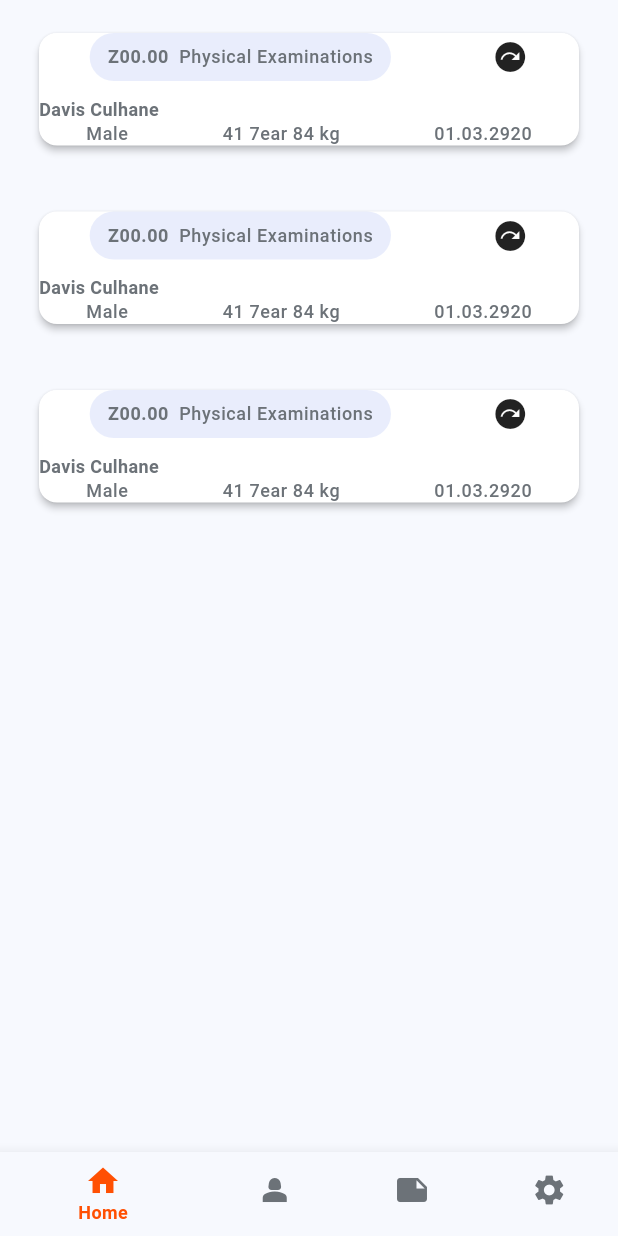
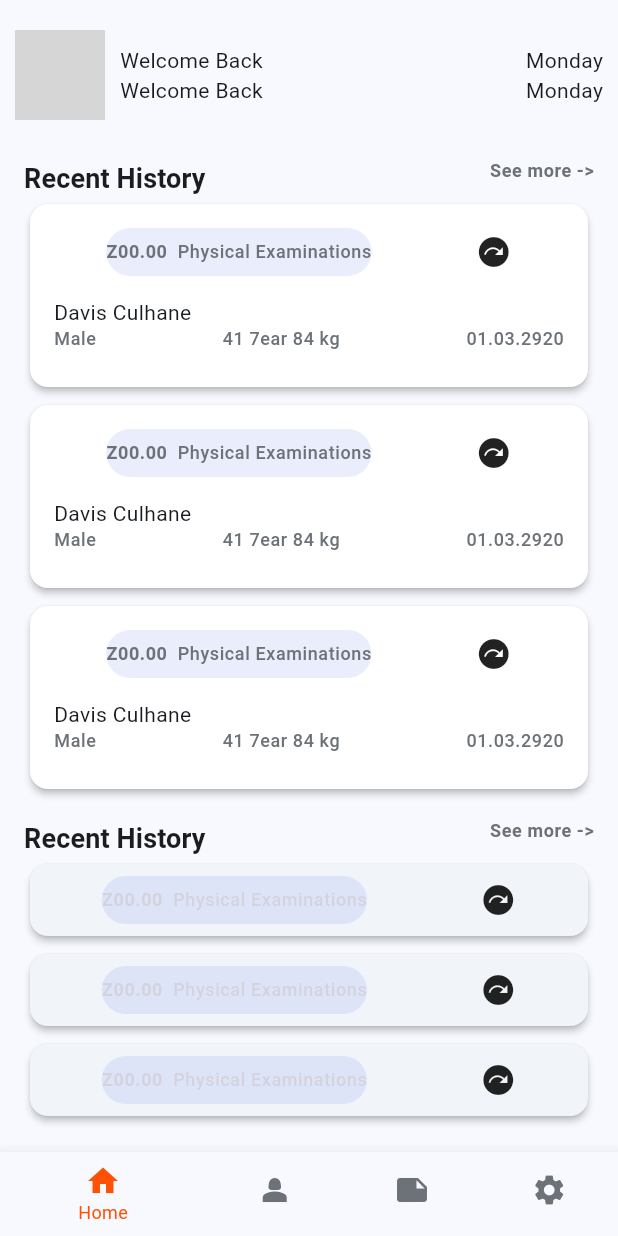
Before and after one commit to LamaCoded/cognitiveDiagnose, a Flutter app: the screen it shows after launch, on a phone screen of 412 x 824 dp. Run offline on Flutter 3.47's test engine with Material 3 defaults, Android fonts, the phone set to English and light mode, and no system bars; network calls fail; Roboto replaces fonts that are missing (Manrope); grey boxes are pictures that could not be loaded.

Commit message:
fixing homepage

```diff
--- a/lib/main.dart
+++ b/lib/main.dart
@@ -19,22 +19,14 @@ class MyApp extends StatelessWidget {
             labelLarge: TextStyle(
               fontFamily: 'Manrope',
               fontSize: 18,
-              height: 27,
               fontWeight: FontWeight.w700,
               color: Color(0x1A1C1E).withOpacity(1),
             ),
             labelMedium: TextStyle(
               fontFamily: 'Manrope',
               fontSize: 16,
-              height: 20.8,
               fontWeight: FontWeight.w700,
               color: Color(0x1A1C1E).withOpacity(1),
-            ),
-            bodyMedium: TextStyle(
-              fontFamily: 'Manrope',
-              fontSize: 12,
-              fontWeight: FontWeight.w700,
-              color: Color(0x6C7278).withOpacity(1),
             ),
             bodySmall: TextStyle(
               fontFamily: 'Manrope',
--- a/lib/presentation/HomePage/home_page_screen.dart
+++ b/lib/presentation/HomePage/home_page_screen.dart
@@ -1,4 +1,5 @@
 import 'package:flutter/material.dart';
+import 'package:measureap/presentation/HomePage/widgets/recent_assessment_card.dart';
 import 'package:measureap/presentation/HomePage/widgets/recent_history_card.dart';
 
 class HomePageScreen extends StatelessWidget {
@@ -7,16 +8,139 @@ class HomePageScreen extends StatelessWidget {
   @override
   Widget build(BuildContext context) {
     return SafeArea(
-        child: Container(
-            child: SingleChildScrollView(
+      child: Container(
+        height: MediaQuery.of(context).size.height,
+        child: SingleChildScrollView(
+          scrollDirection: Axis.vertical,
+          child: Column(
+            mainAxisAlignment: MainAxisAlignment.start,
+            mainAxisSize: MainAxisSize.min,
+            children: [
+              buildProfileBar(context),
+              buildRecentHistory(context),
+              buildRecentAssessment(context),
+            ],
+          ),
+        ),
+      ),
+    );
+  }
+
+  Widget buildRecentHistory(BuildContext context) {
+    return Container(
+      height: 440,
+      width: MediaQuery.of(context).size.width,
+
+      padding: EdgeInsets.symmetric(
+          horizontal: 16.0, vertical: 6.0), // Optional: Add padding
       child: Column(
-        crossAxisAlignment: CrossAxisAlignment.start,
         children: [
-          RecentHistoryCard(context),
-          RecentHistoryCard(context),
-          RecentHistoryCard(context),
+          Row(
+            mainAxisAlignment: MainAxisAlignment.spaceBetween,
+            crossAxisAlignment: CrossAxisAlignment.start,
+            children: [
+              Text(
+                'Recent History',
+                style: Theme.of(context).textTheme.labelLarge,
+              ),
+              Text(
+                'See more ->',
+                style: Theme.of(context)
+                    .textTheme
+                    .bodySmall!
+                    .copyWith(fontWeight: FontWeight.w700),
+              ),
+            ],
+          ),
+          ListView.separated(
+              shrinkWrap: true,
+              itemBuilder: (context, index) {
+                return RecentHistoryCard(context);
+              },
+              separatorBuilder: (context, index) => SizedBox(
+                    height: 4.0,
+                  ),
+              itemCount: 3)
         ],
       ),
-    )));
+    );
+  }
+
+  Widget buildProfileBar(BuildContext context) {
+    return Container(
+      height: 100,
+      padding: EdgeInsets.symmetric(horizontal: 10),
+      width: MediaQuery.of(context).size.width,
+      child: Row(
+        children: [
+          CircleAvatar(
+            radius: 30,
+            backgroundImage:
+                NetworkImage('https://prajwollama.com.np/prajwollama.jpg'),
+          ),
+          SizedBox(width: 10), // Add spacing between avatar and text
+          Expanded(
+            child: Column(
+              mainAxisAlignment: MainAxisAlignment.center,
+              crossAxisAlignment:
+                  CrossAxisAlignment.start, // Align text to the start
+              children: [
+                Row(
+                  mainAxisAlignment: MainAxisAlignment.spaceBetween,
+                  children: [
+                    Text('Welcome Back'),
+                    Text('Monday'),
+                  ],
+                ),
+                Row(
+                  mainAxisAlignment: MainAxisAlignment.spaceBetween,
+                  children: [Text('Welcome Back'), Text('Monday')],
+                ),
+              ],
+            ),
+          ),
+        ],
+      ),
+    );
+  }
+
+  Widget buildRecentAssessment(BuildContext context) {
+    return Container(
+      height: 218,
+      width: MediaQuery.of(context).size.width,
+
+      padding: EdgeInsets.symmetric(
+          horizontal: 16.0, vertical: 6.0), // Optional: Add padding
+      child: Column(
+        children: [
+          Row(
+            mainAxisAlignment: MainAxisAlignment.spaceBetween,
+            crossAxisAlignment: CrossAxisAlignment.start,
+            children: [
+              Text(
+                'Recent History',
+                style: Theme.of(context).textTheme.labelLarge,
+              ),
+              Text(
+                'See more ->',
+                style: Theme.of(context)
+                    .textTheme
+                    .bodySmall!
+                    .copyWith(fontWeight: FontWeight.w700),
+              ),
+            ],
+          ),
+          ListView.separated(
+              shrinkWrap: true,
+              itemBuilder: (context, index) {
+                return RecentAssessmentCard(context);
+              },
+              separatorBuilder: (context, index) => SizedBox(
+                    height: 4.0,
+                  ),
+              itemCount: 3)
+        ],
+      ),
+    );
   }
 }
--- /dev/null
+++ b/lib/presentation/HomePage/widgets/recent_assessment_card.dart
@@ -0,0 +1,45 @@
+import 'package:flutter/material.dart';
+
+Widget RecentAssessmentCard(BuildContext context) {
+  return SizedBox(
+    width: MediaQuery.of(context).size.width,
+    height: 56,
+    child: Card(
+      elevation: 2,
+      child: Padding(
+        padding: EdgeInsets.symmetric(horizontal: 10),
+        child: Row(
+          mainAxisAlignment: MainAxisAlignment.spaceAround,
+          children: [
+            Container(
+              decoration: BoxDecoration(
+                color: Color(0x4D6FE7).withOpacity(0.12),
+                borderRadius: BorderRadius.circular(30),
+              ),
+              padding: EdgeInsets.symmetric(horizontal: 0, vertical: 8),
+              child: RichText(
+                text: TextSpan(
+                  children: [
+                    TextSpan(
+                        text: 'Z00.00  ',
+                        style: Theme.of(context).textTheme.bodySmall!.copyWith(
+                            fontWeight: FontWeight.bold,
+                            color: Color(0xE7974D1F).withOpacity(0.12))),
+                    TextSpan(
+                      text: 'Physical Examinations',
+                      style: Theme.of(context)
+                          .textTheme
+                          .bodySmall!
+                          .copyWith(color: Color(0xE7974D1F).withOpacity(0.12)),
+                    ),
+                  ],
+                ),
+              ),
+            ),
+            Icon(Icons.next_plan_rounded),
+          ],
+        ),
+      ),
+    ),
+  );
+}
--- a/lib/presentation/HomePage/widgets/recent_history_card.dart
+++ b/lib/presentation/HomePage/widgets/recent_history_card.dart
@@ -1,13 +1,14 @@
 import 'package:flutter/material.dart';
 
 Widget RecentHistoryCard(BuildContext context) {
-  return Container(
-    padding: EdgeInsets.all(12),
-    margin: EdgeInsets.symmetric(horizontal: 10, vertical: 6),
+  return SizedBox(
     width: MediaQuery.of(context).size.width,
+    height: 130,
     child: Card(
       elevation: 2,
       color: Colors.white,
+      child: Padding(
+        padding: const EdgeInsets.all(16.0), // Add padding here
         child: Column(
           crossAxisAlignment: CrossAxisAlignment.start,
           children: [
@@ -17,31 +18,37 @@ Widget RecentHistoryCard(BuildContext context) {
                 Container(
                   decoration: BoxDecoration(
                     color: Color(0x4D6FE7).withOpacity(0.12),
-                    borderRadius: BorderRadius.circular(30)),
-                padding: EdgeInsets.symmetric(horizontal: 12, vertical: 8),
+                    borderRadius: BorderRadius.circular(30),
+                  ),
+                  padding: EdgeInsets.symmetric(horizontal: 0, vertical: 8),
                   child: RichText(
-                  text: TextSpan(children: [
+                    text: TextSpan(
+                      children: [
                         TextSpan(
                           text: 'Z00.00  ',
-                        style: Theme.of(context)
-                            .textTheme
-                            .bodySmall!
-                            .copyWith(fontWeight: FontWeight.bold)),
+                          style:
+                              Theme.of(context).textTheme.bodySmall!.copyWith(
+                                    fontWeight: FontWeight.bold,
+                                  ),
+                        ),
                         TextSpan(
                           text: 'Physical Examinations',
-                        style: Theme.of(context).textTheme.bodySmall)
-                  ]),
+                          style: Theme.of(context).textTheme.bodySmall,
+                        ),
+                      ],
                     ),
                   ),
-              Icon(Icons.next_plan_rounded)
+                ),
+                Icon(Icons.next_plan_rounded),
               ],
             ),
-          SizedBox(
-            height: 10,
+            SizedBox(height: 14),
+            Text(
+              'Davis Culhane',
+              style: Theme.of(context).textTheme.bodyMedium,
             ),
-          Text('Davis Culhane', style: Theme.of(context).textTheme.bodyMedium),
             Row(
-            mainAxisAlignment: MainAxisAlignment.spaceAround,
+              mainAxisAlignment: MainAxisAlignment.spaceBetween,
               children: [
                 Text(
                   'Male',
@@ -54,10 +61,11 @@ Widget RecentHistoryCard(BuildContext context) {
                 Text(
                   '01.03.2920',
                   style: Theme.of(context).textTheme.bodySmall,
-              )
+                ),
               ],
-          )
+            ),
           ],
+        ),
       ),
     ),
   );
```
Lines whose indentation alone changed are shown as unchanged.
